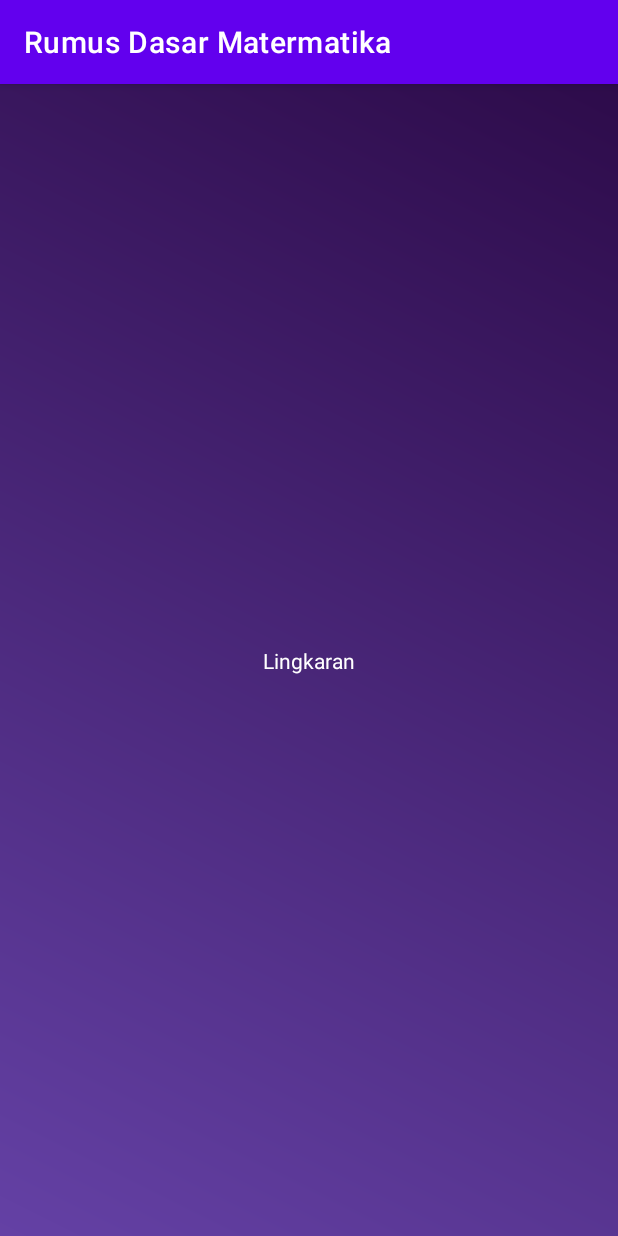
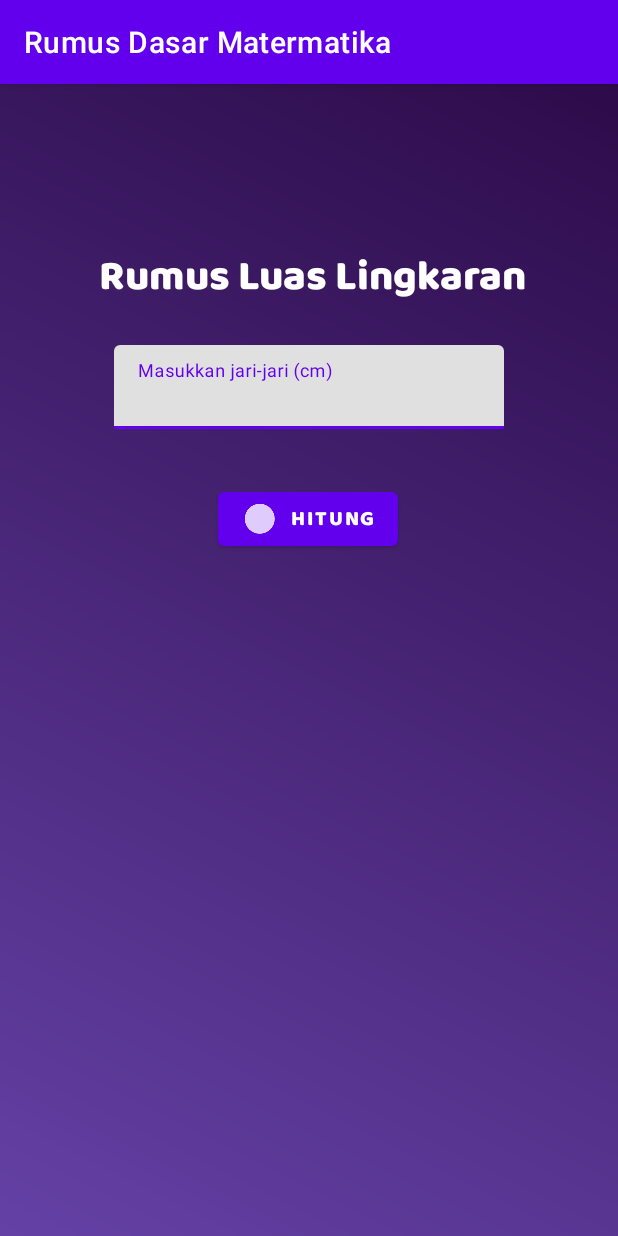
Before and after one commit to dzakwandhiya/AssessmenMopro, an Android app: the RumusLingkaran screen opened directly, with no data from a screen before it, on a phone screen of 412 x 824 dp. Run offline under Robolectric (Android 15) with nearby library versions, the phone set to English and light mode, and no system bars; Roboto replaces fonts that are not available here.

Commit message:
Update per 12:15 30/03/2023

```diff
--- a/app/src/main/java/com/example/rumusdasarmatermatika/RumusLingkaran.kt
+++ b/app/src/main/java/com/example/rumusdasarmatermatika/RumusLingkaran.kt
@@ -2,10 +2,30 @@ package com.example.rumusdasarmatermatika
 
 import androidx.appcompat.app.AppCompatActivity
 import android.os.Bundle
+import android.text.TextUtils
+import android.widget.Toast
+import com.example.rumusdasarmatermatika.databinding.ActivityRumusLingkaranBinding
+import com.example.rumusdasarmatermatika.databinding.ActivityRumusSegitigaBinding
 
 class RumusLingkaran : AppCompatActivity() {
+    private lateinit var binding: ActivityRumusLingkaranBinding
     override fun onCreate(savedInstanceState: Bundle?) {
         super.onCreate(savedInstanceState)
         setContentView(R.layout.activity_rumus_lingkaran)
+        binding = ActivityRumusLingkaranBinding.inflate(layoutInflater)
+        setContentView(binding.root)
+        binding.hitungLingkaran.setOnClickListener {
+            countLingkaran()
+        }
+    }
+    private fun countLingkaran(){
+        val PHI = 3.14
+        val jari = binding.jariJariInput.text.toString()
+        if (TextUtils.isEmpty(jari)) {
+            Toast.makeText(this, R.string.jari_invalid, Toast.LENGTH_LONG).show()
+            return
+        }
+        val jariHit = jari.toFloat()
+        binding.hasilLingkaranTextView.text = "Hasil : " + PHI*(jariHit*jariHit) + "cm²"
     }
 }
--- a/app/src/main/java/com/example/rumusdasarmatermatika/RumusPersegi.kt
+++ b/app/src/main/java/com/example/rumusdasarmatermatika/RumusPersegi.kt
@@ -26,7 +26,7 @@ class RumusPersegi : AppCompatActivity() {
         val sisiNum = sisi.toBigInteger()
 
         val hasil = sisiNum*sisiNum
-        binding.hasilPersegiTextView.text = "Hasil : " + hasil +"cm"
+        binding.hasilPersegiTextView.text = "Hasil : " + hasil +"cm²"
 
     }
 
--- a/app/src/main/java/com/example/rumusdasarmatermatika/RumusPersegiPanjang.kt
+++ b/app/src/main/java/com/example/rumusdasarmatermatika/RumusPersegiPanjang.kt
@@ -30,7 +30,7 @@ class RumusPersegiPanjang : AppCompatActivity() {
         }
         val lebarHit = lebar.toBigInteger();
         val hasil = panjangHit*lebarHit
-        binding.hasilPersegiPanjangTextView.text = "Hasil : " + hasil +"cm"
+        binding.hasilPersegiPanjangTextView.text = "Hasil : " + hasil +"cm²"
 
 
     }
--- a/app/src/main/java/com/example/rumusdasarmatermatika/RumusSegitiga.kt
+++ b/app/src/main/java/com/example/rumusdasarmatermatika/RumusSegitiga.kt
@@ -30,7 +30,8 @@ class RumusSegitiga : AppCompatActivity() {
             Toast.makeText(this, R.string.tinggi_invalid, Toast.LENGTH_LONG).show()
             return
         }
-        val tinggiHit = alas.toFloat();
-        binding.hasilPersegiPanjangTextView.text = "Hasil : " + (tinggiHit*alasHit)/2
+        val tinggiHit = tinggi.toFloat();
+        val hasil = tinggiHit*alasHit*0.5
+        binding.hasilPersegiPanjangTextView.text = "Hasil : " + hasil +"cm²"
     }
 }
--- a/app/src/main/res/layout/activity_rumus_lingkaran.xml
+++ b/app/src/main/res/layout/activity_rumus_lingkaran.xml
@@ -1,18 +1,73 @@
 <?xml version="1.0" encoding="utf-8"?>
-<androidx.constraintlayout.widget.ConstraintLayout xmlns:android="http://schemas.android.com/apk/res/android"
+<ScrollView xmlns:android="http://schemas.android.com/apk/res/android"
     xmlns:app="http://schemas.android.com/apk/res-auto"
     xmlns:tools="http://schemas.android.com/tools"
     android:layout_width="match_parent"
     android:layout_height="match_parent"
-    tools:context=".RumusLingkaran">
+    tools:context=".RumusPersegi">
+    <androidx.constraintlayout.widget.ConstraintLayout
+        android:layout_width="match_parent"
+        android:layout_height="match_parent">
 
         <TextView
-        android:id="@+id/textView3"
+            android:id="@+id/judulLingkaran"
             android:layout_width="wrap_content"
             android:layout_height="wrap_content"
-        android:text="Lingkaran"
+            android:fontFamily="@font/baloo_paaji"
+            android:text="@string/judulLingkaran"
+            android:textSize="28sp"
             app:layout_constraintBottom_toBottomOf="parent"
             app:layout_constraintEnd_toEndOf="parent"
+            app:layout_constraintHorizontal_bias="0.519"
             app:layout_constraintStart_toStartOf="parent"
-        app:layout_constraintTop_toTopOf="parent" />
+            app:layout_constraintTop_toTopOf="parent"
+            app:layout_constraintVertical_bias="0.315" />
+
+        <com.google.android.material.textfield.TextInputLayout
+            android:id="@+id/jariJari_xmp"
+            android:layout_width="260dp"
+            android:layout_height="wrap_content"
+            android:layout_marginStart="16dp"
+            android:layout_marginEnd="16dp"
+            android:layout_marginTop="20dp"
+            app:layout_constraintEnd_toEndOf="parent"
+            app:layout_constraintStart_toStartOf="parent"
+            app:layout_constraintTop_toBottomOf="@+id/judulLingkaran">
+
+            <com.google.android.material.textfield.TextInputEditText
+                android:id="@+id/jariJari_Input"
+                android:layout_width="match_parent"
+                android:layout_height="wrap_content"
+                android:imeOptions="actionDone"
+                android:inputType="number"
+                android:hint="@string/jariInput"/>
+        </com.google.android.material.textfield.TextInputLayout>
+
+        <Button
+            android:id="@+id/hitungLingkaran"
+            android:layout_width="wrap_content"
+            android:layout_height="wrap_content"
+            android:layout_marginTop="36dp"
+            android:drawableLeft="@drawable/circle"
+            android:fontFamily="@font/baloo_paaji"
+            android:text="@string/hitungPersegi"
+            app:layout_constraintBottom_toBottomOf="parent"
+            app:layout_constraintEnd_toEndOf="parent"
+            app:layout_constraintHorizontal_bias="0.498"
+            app:layout_constraintStart_toStartOf="parent"
+            app:layout_constraintTop_toBottomOf="@+id/jariJari_xmp"
+            app:layout_constraintVertical_bias="0.0" />
+
+        <TextView
+            android:id="@+id/hasilLingkaranTextView"
+            android:layout_width="wrap_content"
+            android:layout_height="wrap_content"
+            android:layout_marginTop="24dp"
+            android:text="@string/hasilPersegi"
+            android:fontFamily="@font/baloo_paaji"
+            android:textSize="24sp"
+            app:layout_constraintEnd_toEndOf="parent"
+            app:layout_constraintStart_toStartOf="parent"
+            app:layout_constraintTop_toBottomOf="@+id/hitungLingkaran" />
     </androidx.constraintlayout.widget.ConstraintLayout>
+</ScrollView>
--- a/app/src/main/res/layout/activity_rumus_segitiga.xml
+++ b/app/src/main/res/layout/activity_rumus_segitiga.xml
@@ -31,7 +31,7 @@
             android:layout_marginTop="20dp"
             app:layout_constraintEnd_toEndOf="parent"
             app:layout_constraintStart_toStartOf="parent"
-            app:layout_constraintTop_toBottomOf="@string/judulSegitiga">
+            app:layout_constraintTop_toBottomOf="@+id/judulSegitiga">
 
             <com.google.android.material.textfield.TextInputEditText
                 android:id="@+id/alas_input"
@@ -39,7 +39,7 @@
                 android:layout_height="wrap_content"
                 android:imeOptions="actionDone"
                 android:inputType="number"
-                android:hint="@string/judulSegitiga" />
+                android:hint="@string/alasInput" />
         </com.google.android.material.textfield.TextInputLayout>
 
         <com.google.android.material.textfield.TextInputLayout
@@ -67,7 +67,7 @@
             android:layout_width="wrap_content"
             android:layout_height="wrap_content"
             android:layout_marginTop="36dp"
-            android:drawableLeft="@drawable/rectangle"
+            android:drawableLeft="@drawable/triangle"
             android:fontFamily="@font/baloo_paaji"
             android:text="@string/hitungPersegi"
             app:layout_constraintBottom_toBottomOf="parent"
--- a/app/src/main/res/values/strings.xml
+++ b/app/src/main/res/values/strings.xml
@@ -9,11 +9,13 @@
     <string name="judulPersegi">Rumus Luas Persegi</string>
     <string name="judulPersegiPanjang">Luas Persegi Panjang</string>
     <string name="judulSegitiga">Rumus Luas Segitiga</string>
+    <string name="judulLingkaran">Rumus Luas Lingkaran</string>
     <string name="sisiInput">Masukkan sisi persegi (cm)</string>
     <string name="panjangInput">Masukkan panjang (cm)</string>
     <string name="lebarInput">Masukkan lebar (cm)</string>
     <string name="alasInput">Masukkan alas (cm)</string>
     <string name="tinggiInput">Masukkan tinggi (cm)</string>
+    <string name="jariInput">Masukkan jari-jari (cm)</string>
     <string name="hitungPersegi">Hitung</string>
     <string name="hasilPersegi" />
     <string name="sisi_invalid">Sisi harus diisi!</string>
@@ -21,4 +23,5 @@
     <string name="lebar_invalid">Lebar harus diisi!</string>
     <string name="alas_invalid">Alas harus diisi!</string>
     <string name="tinggi_invalid">Tinggi harus diisi!</string>
+    <string name="jari_invalid">Jari-jari harus diisi!</string>
 </resources>
```
Lines whose indentation alone changed are shown as unchanged.
